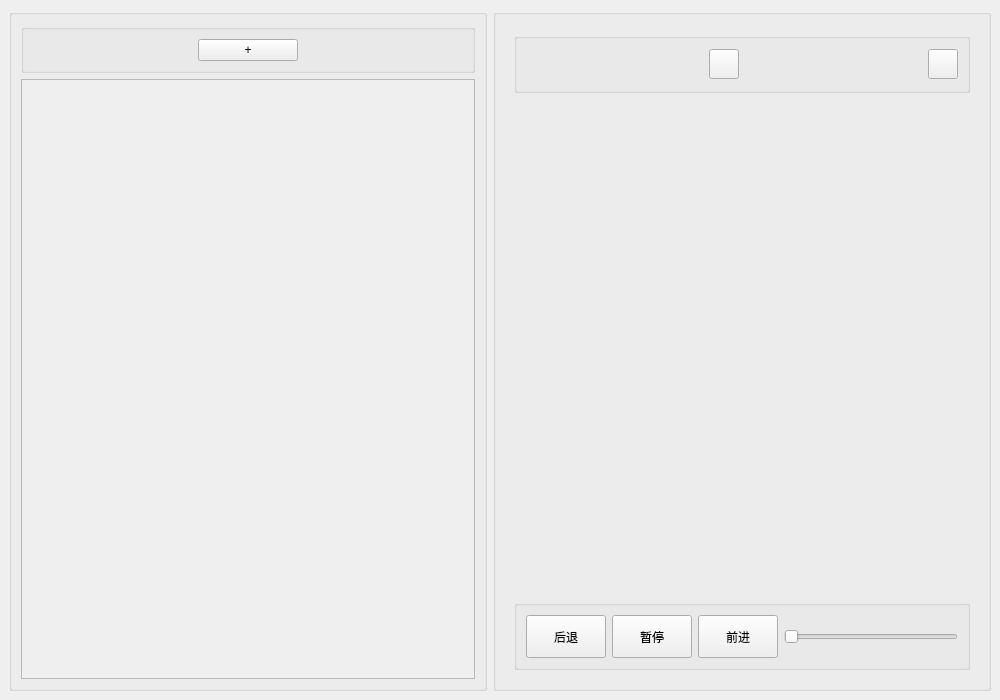
454270186/XJCO2811_UserInterface, file mainwindow.ui: the form before one commit.
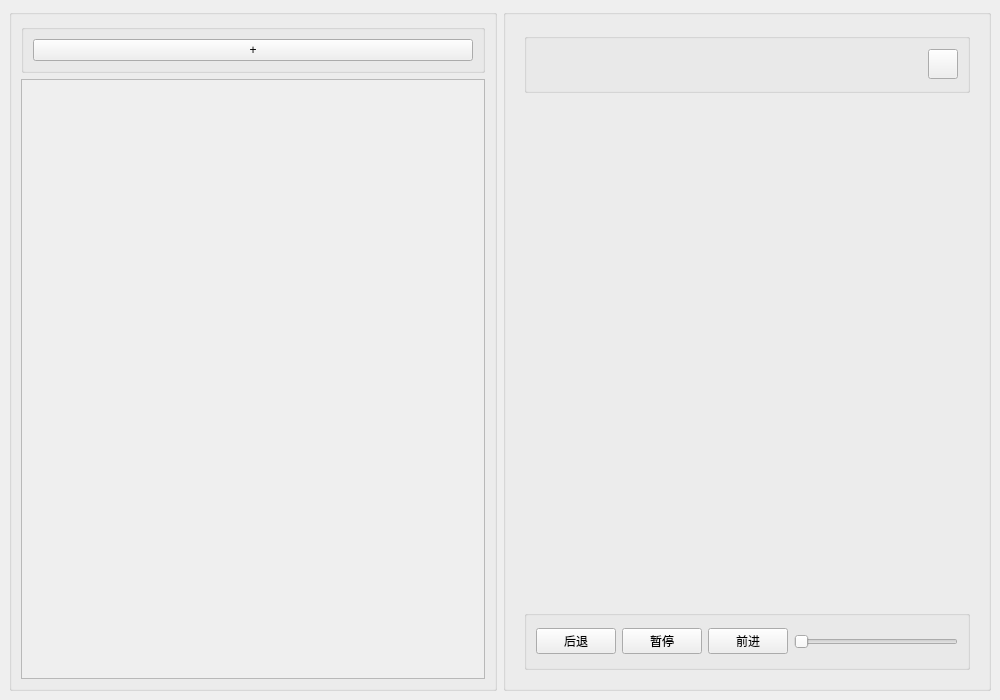
The form after the commit.

Commit message: style：优化了俩个ui界面的布局占比

Patch:
```diff
--- a/mainwindow.ui
+++ b/mainwindow.ui
@@ -28,8 +28,8 @@
   <widget class="QWidget" name="centralwidget">
    <property name="minimumSize">
     <size>
-     <width>1000</width>
-     <height>700</height>
+     <width>0</width>
+     <height>0</height>
     </size>
    </property>
    <layout class="QHBoxLayout" name="horizontalLayout_2">
@@ -37,8 +37,8 @@
      <widget class="QGroupBox" name="picturelist">
       <property name="minimumSize">
        <size>
-        <width>350</width>
-        <height>18</height>
+        <width>0</width>
+        <height>0</height>
        </size>
       </property>
       <property name="maximumSize">
@@ -76,13 +76,13 @@
            <widget class="QPushButton" name="addListBtn">
             <property name="minimumSize">
              <size>
-              <width>50</width>
+              <width>0</width>
               <height>0</height>
              </size>
             </property>
             <property name="maximumSize">
              <size>
-              <width>100</width>
+              <width>16777215</width>
               <height>16777215</height>
              </size>
             </property>
@@ -108,7 +108,7 @@
      <widget class="QGroupBox" name="video">
       <property name="minimumSize">
        <size>
-        <width>300</width>
+        <width>0</width>
         <height>0</height>
        </size>
       </property>
@@ -137,38 +137,6 @@
              <string/>
             </property>
             <layout class="QHBoxLayout" name="horizontalLayout_4">
-             <item>
-              <spacer name="horizontalSpacer">
-               <property name="orientation">
-                <enum>Qt::Horizontal</enum>
-               </property>
-               <property name="sizeHint" stdset="0">
-                <size>
-                 <width>183</width>
-                 <height>20</height>
-                </size>
-               </property>
-              </spacer>
-             </item>
-             <item>
-              <widget class="QPushButton" name="mobileTerminal">
-               <property name="minimumSize">
-                <size>
-                 <width>30</width>
-                 <height>30</height>
-                </size>
-               </property>
-               <property name="maximumSize">
-                <size>
-                 <width>30</width>
-                 <height>30</height>
-                </size>
-               </property>
-               <property name="text">
-                <string/>
-               </property>
-              </widget>
-             </item>
              <item>
               <spacer name="horizontalSpacer_2">
                <property name="orientation">
@@ -216,13 +184,13 @@
             <property name="minimumSize">
              <size>
               <width>0</width>
-              <height>70</height>
+              <height>60</height>
              </size>
             </property>
             <property name="maximumSize">
              <size>
               <width>16777215</width>
-              <height>70</height>
+              <height>60</height>
              </size>
             </property>
             <property name="title">
@@ -233,8 +201,8 @@
               <widget class="QPushButton" name="retreat">
                <property name="maximumSize">
                 <size>
-                 <width>100</width>
-                 <height>50</height>
+                 <width>16777215</width>
+                 <height>16777215</height>
                 </size>
                </property>
                <property name="text">
@@ -246,8 +214,8 @@
               <widget class="QPushButton" name="pause">
                <property name="maximumSize">
                 <size>
-                 <width>100</width>
-                 <height>50</height>
+                 <width>16777215</width>
+                 <height>16777215</height>
                 </size>
                </property>
                <property name="text">
@@ -259,8 +227,8 @@
               <widget class="QPushButton" name="forward">
                <property name="maximumSize">
                 <size>
-                 <width>100</width>
-                 <height>50</height>
+                 <width>16777215</width>
+                 <height>16777215</height>
                 </size>
                </property>
                <property name="text">
```
The commit also changes 5 other files.
